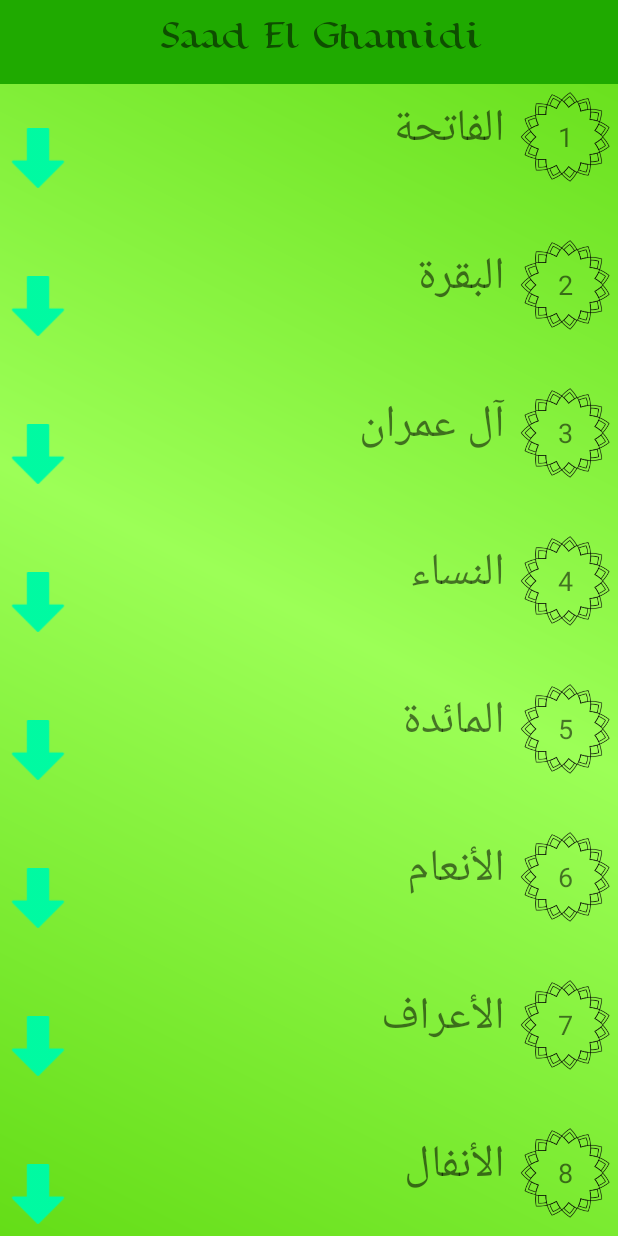
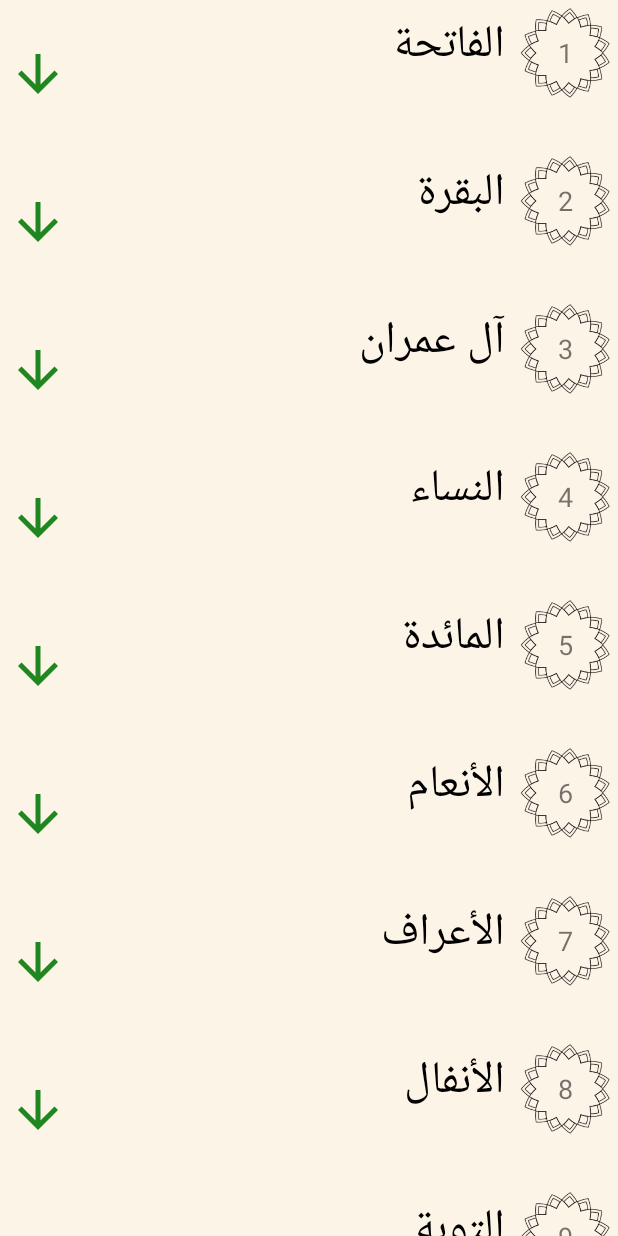
Before and after one commit to merraoui7/recipio, an Android app: the screen it shows after launch (MainActivity), on a phone screen of 412 x 824 dp. Run offline under Robolectric (Android 15) with nearby library versions, the phone set to English and light mode, and no system bars.

Commit message:
UI enhancement

```diff
--- a/app/build.gradle
+++ b/app/build.gradle
@@ -4,7 +4,7 @@
     compileSdkVersion 27
     defaultConfig {
         applicationId "com.example.admin.quran"
-        minSdkVersion 14
+        minSdkVersion 16
         targetSdkVersion 27
         versionCode 1
         versionName "1.0"
@@ -16,10 +16,12 @@
             proguardFiles getDefaultProguardFile('proguard-android.txt'), 'proguard-rules.pro'
         }
     }
+    productFlavors {
+    }
 }
 
 dependencies {
-    implementation fileTree(dir: 'libs', include: ['*.jar'])
+    implementation fileTree(include: ['*.jar'], dir: 'libs')
     implementation 'com.android.support:appcompat-v7:27.1.1'
     implementation 'com.android.support.constraint:constraint-layout:1.1.0'
     implementation 'com.android.support:design:27.1.1'
@@ -27,5 +29,4 @@
     androidTestImplementation 'com.android.support.test:runner:1.0.2'
     androidTestImplementation 'com.android.support.test.espresso:espresso-core:3.0.2'
     compile 'com.android.support:recyclerview-v7:27.1.1'
-
 }
--- a/app/src/main/java/com/example/admin/quran/MainActivity.java
+++ b/app/src/main/java/com/example/admin/quran/MainActivity.java
@@ -2,11 +2,15 @@
 
 import android.app.ProgressDialog;
 import android.os.AsyncTask;
+import android.os.Build;
 import android.os.Bundle;
 import android.os.Environment;
 import android.support.v7.app.AppCompatActivity;
 import android.support.v7.widget.LinearLayoutManager;
 import android.support.v7.widget.RecyclerView;
+import android.view.View;
+import android.view.Window;
+import android.view.WindowManager;
 
 import java.io.BufferedInputStream;
 import java.io.File;
@@ -32,6 +36,10 @@
     protected void onCreate(Bundle savedInstanceState) {
         super.onCreate(savedInstanceState);
         setContentView(R.layout.activity_main);
+
+        View decorView = getWindow().getDecorView();
+        int uiOptions = View.SYSTEM_UI_FLAG_FULLSCREEN;
+        decorView.setSystemUiVisibility(uiOptions);
 
         datalist=new ArrayList <>();
         datalist.clear();
--- /dev/null
+++ b/app/src/main/res/drawable/ic_arrow_downward_black_24dp.xml
@@ -0,0 +1,5 @@
+<vector android:height="24dp" android:tint="#208720"
+    android:viewportHeight="24.0" android:viewportWidth="24.0"
+    android:width="24dp" xmlns:android="http://schemas.android.com/apk/res/android">
+    <path android:fillColor="#010101" android:pathData="M20,12l-1.41,-1.41L13,16.17V4h-2v12.17l-5.58,-5.59L4,12l8,8 8,-8z"/>
+</vector>
--- a/app/src/main/res/layout/activity_main.xml
+++ b/app/src/main/res/layout/activity_main.xml
@@ -3,29 +3,14 @@
     xmlns:tools="http://schemas.android.com/tools"
     android:layout_width="match_parent"
     android:layout_height="match_parent"
+    android:background="@color/colorPrimary"
     android:orientation="vertical"
-    tools:context="com.example.admin.quran.MainActivity"
-    android:background="@drawable/bg">
-    <android.support.v7.widget.Toolbar
-        android:layout_width="match_parent"
-        android:layout_height="wrap_content"
-        android:background="#1faa00">
-        <TextView
-            android:layout_width="match_parent"
-            android:layout_height="wrap_content"
-            android:text="Saad El Ghamidi"
-            android:gravity="center"
-            android:textSize="18sp"
-            android:padding="5dp"
-            android:fontFamily="@font/calligraphy_pen"
-            android:textDirection="anyRtl"
-            />
-    </android.support.v7.widget.Toolbar>
+    tools:context="com.example.admin.quran.MainActivity">
 
     <android.support.v7.widget.RecyclerView
+        android:id="@+id/surahlist"
         android:layout_width="match_parent"
-        android:layout_height="wrap_content"
-        android:id="@+id/surahlist"/>
+        android:layout_height="wrap_content" />
 
 
 </LinearLayout>
--- a/app/src/main/res/layout/ayalistitem.xml
+++ b/app/src/main/res/layout/ayalistitem.xml
@@ -14,7 +14,7 @@
             android:layout_alignParentLeft="true"
             android:layout_alignParentStart="true"
             android:layout_centerVertical="true"
-            android:src="@drawable/down" />
+            android:src="@drawable/ic_arrow_downward_black_24dp" />
 
         <TextView
             android:id="@+id/surahnamelist"
@@ -25,7 +25,8 @@
             android:layout_toLeftOf="@+id/surahidlist"
             android:layout_toStartOf="@+id/surahidlist"
             android:text="الفاتحة"
-            android:textSize="30dp" />
+            android:textSize="30dp"
+            android:textColor="@color/colorText"/>
 
         <TextView
             android:id="@+id/surahidlist"
--- a/app/src/main/res/values/colors.xml
+++ b/app/src/main/res/values/colors.xml
@@ -1,6 +1,7 @@
 <?xml version="1.0" encoding="utf-8"?>
 <resources>
-    <color name="colorPrimary">#3F51B5</color>
-    <color name="colorPrimaryDark">#303F9F</color>
-    <color name="colorAccent">#FF4081</color>
+    <color name="colorPrimary">#fcf4e6</color>
+    <color name="colorPrimaryDark">#cdbba1</color>
+    <color name="colorAccent">#208720</color>
+    <color name="colorText">#000000</color>
 </resources>
--- a/build.gradle
+++ b/build.gradle
@@ -7,7 +7,7 @@
         jcenter()
     }
     dependencies {
-        classpath 'com.android.tools.build:gradle:3.0.1'
+        classpath 'com.android.tools.build:gradle:3.1.1'
 
 
         // NOTE: Do not place your application dependencies here; they belong
```
Also changed, not shown: app/src/main/res/drawable/down.png (deleted), gradle/wrapper/gradle-wrapper.properties.
